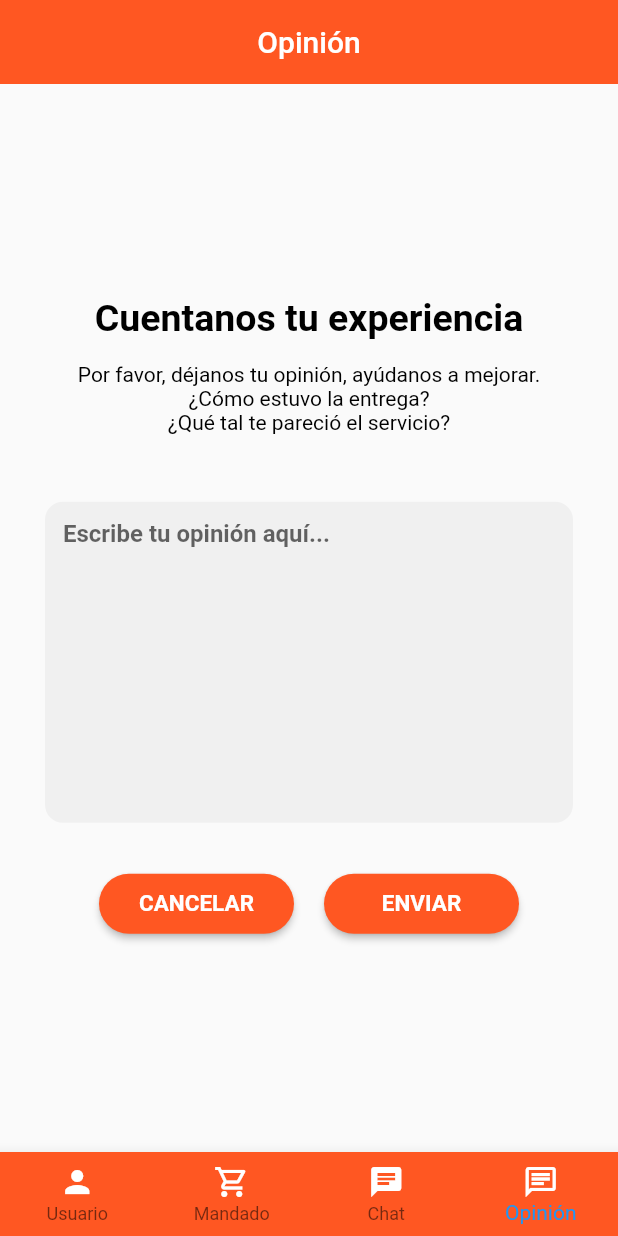
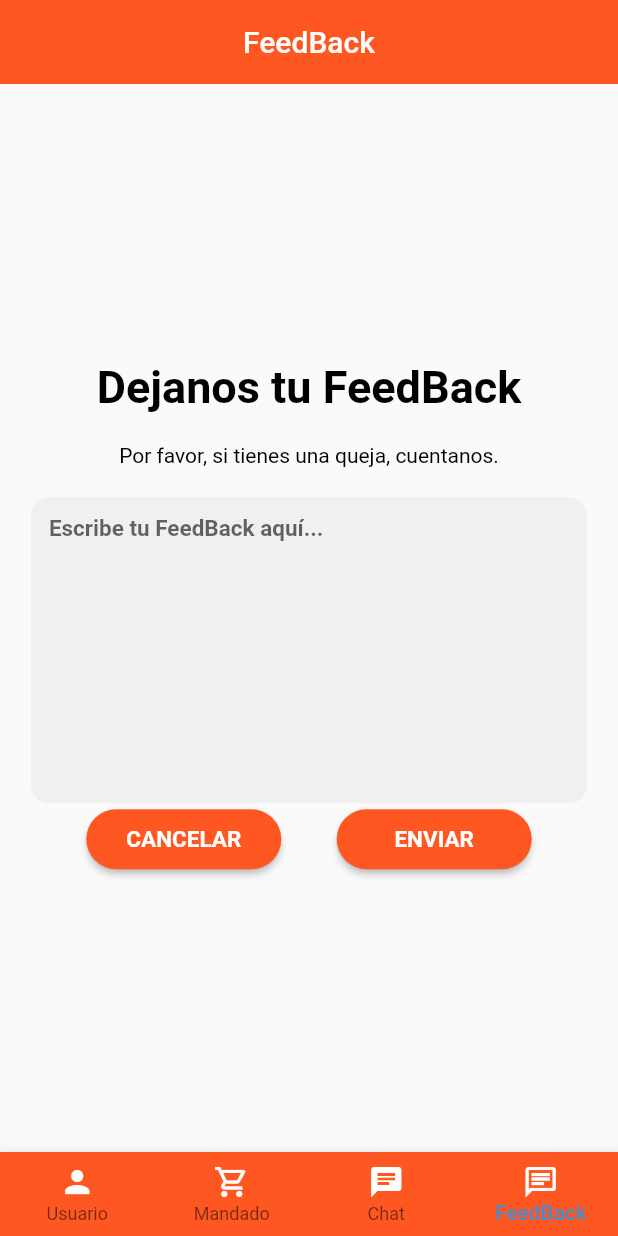
Before and after one commit to KevinM97/mandaditosExpressv0.1, a Flutter app: the HomeScreen screen opened by its route, item 4 of the bottom bar chosen, on a phone screen of 412 x 824 dp. Run offline on Flutter 3.47's test engine with Material 2 defaults, Android fonts, the phone set to English and light mode, and no system bars; our stand-ins replace animate_do, bloc, cloud_firestore, dio, equatable, firebase_core and 9 more; missing offline and left inert: cloudinary_public, google_polyline_algorithm; accounts and stored records are empty; network calls fail.

Commit message:
Se añadio las opiniones

```diff
--- a/lib/Screens/home_screen.dart
+++ b/lib/Screens/home_screen.dart
@@ -2,7 +2,6 @@ import 'package:flutter/material.dart';
 import 'package:mandaditos_express/services/services.dart';
 import 'package:mandaditos_express/utils/main_menu.dart';
 import 'package:provider/provider.dart';
-
 
 class HomeScreen extends StatefulWidget {
   const HomeScreen({Key? key}) : super(key: key);
@@ -13,7 +12,7 @@ class HomeScreen extends StatefulWidget {
 
 class _HomeScreenState extends State<HomeScreen> {
   int _selectedIndex = 1;
-  final List<String> _options = ["Usuario", "Mandado", "Chat", "Opinión"];
+  final List<String> _options = ["Usuario", "Mandado", "Chat", "FeedBack"];
   @override
   Widget build(BuildContext context) {
     //final mainProvider = Provider.of<MainProvider>(context, listen: true);
--- a/lib/Screens/login/register.dart
+++ b/lib/Screens/login/register.dart
@@ -1,5 +1,4 @@
 import 'package:flutter/material.dart';
-
 import 'package:mandaditos_express/constants.dart';
 import 'package:mandaditos_express/models/client_model.dart';
 import 'package:mandaditos_express/providers/login_form_provider.dart';
@@ -23,7 +22,6 @@ class _RegisterFormState extends State<RegisterForm> {
   @override
   Widget build(BuildContext context) {
     final loginForm = Provider.of<LoginFormProvider>(context);
-
     return Form(
       key: loginForm.formKey,
       autovalidateMode: AutovalidateMode.onUserInteraction,
@@ -126,6 +124,7 @@ class _RegisterFormState extends State<RegisterForm> {
                           imgCliente: '',
                           nombreCliente: loginForm.name,
                           telefonoCliente: loginForm.phone);
+
                       var resp = clientService.sendToServer(cliente);
                       // ignore: unrelated_type_equality_checks
                       if (resp == 201) {
--- a/lib/Screens/opinion_screen.dart
+++ b/lib/Screens/opinion_screen.dart
@@ -1,5 +1,8 @@
+import 'package:flutter/cupertino.dart';
 import 'package:flutter/material.dart';
 import 'package:mandaditos_express/constants.dart';
+import 'package:mandaditos_express/helpers/helper.dart';
+import 'package:mandaditos_express/services/feedback_service.dart';
 
 class OpinionScreen extends StatefulWidget {
   const OpinionScreen({Key? key}) : super(key: key);
@@ -9,67 +12,65 @@ class OpinionScreen extends StatefulWidget {
 }
 
 class _OpinionScreenState extends State<OpinionScreen> {
+  FeedBackService feedbackservice = FeedBackService();
+  late String feedback = "";
+  @override
+  void initState() {
+    //feedback;
+    super.initState();
+  }
+
   @override
   Widget build(BuildContext context) {
-    return Container(
-      width: MediaQuery.of(context).size.width,
-      height: MediaQuery.of(context).size.height * 1,
-      decoration: const BoxDecoration(
-        shape: BoxShape.rectangle,
-      ),
+    Size size = MediaQuery.of(context).size * 0.9;
+    final textcontro = TextEditingController();
+    return Form(
+      autovalidateMode: AutovalidateMode.onUserInteraction,
+      child: Center(
+        child: SizedBox(
+            width: size.width,
             child: Column(
                 mainAxisSize: MainAxisSize.max,
                 mainAxisAlignment: MainAxisAlignment.center,
                 children: [
-          const Align(
-            child: Text(
-              'Cuentanos tu experiencia',
+                  const Text('Dejanos tu FeedBack',
                       style: TextStyle(
                         color: Colors.black,
-                fontSize: 25,
+                        fontSize: 30,
                         fontWeight: FontWeight.w600,
-              ),
-            ),
-          ),
-          const Padding(
-            padding: EdgeInsetsDirectional.fromSTEB(15, 15, 15, 15),
-            child: Text(
-              'Por favor, déjanos tu opinión, ayúdanos a mejorar.\n¿Cómo estuvo la entrega?\n¿Qué tal te pareció el servicio?',
+                      )),
+                  const SizedBox(height: 20.0),
+                  const Text('Por favor, si tienes una queja, cuentanos.',
                       textAlign: TextAlign.center,
                       style: TextStyle(
                         color: Colors.black,
-              ),
-            ),
-          ),
-          Padding(
-            padding: const EdgeInsetsDirectional.fromSTEB(30, 30, 30, 30),
-            child: TextFormField(
+                      )),
+                  const SizedBox(height: 20.0),
+                  TextFormField(
+                    controller: textcontro,
+                    validator: (value) {
+                      return (value != null && value.isNotEmpty)
+                          ? null
+                          : 'No hay texto';
+                    },
                     decoration: InputDecoration(
-                hintText: 'Escribe tu opinión aquí...',
+                        hintText: 'Escribe tu FeedBack aquí...',
                         enabledBorder: UnderlineInputBorder(
                             borderSide: const BorderSide(
-                      color: Colors.black, width: 0, style: BorderStyle.solid),
-                  borderRadius: BorderRadius.circular(12),
-                ),
-                focusedBorder: UnderlineInputBorder(
-                  borderSide: const BorderSide(
-                      color: Colors.black, width: 0, style: BorderStyle.solid),
-                  borderRadius: BorderRadius.circular(12),
-                ),
-                filled: true,
-              ),
+                                color: Colors.black,
+                                width: 0,
+                                style: BorderStyle.solid),
+                            borderRadius: BorderRadius.circular(12)),
+                        filled: true),
                     style: const TextStyle(
-                fontWeight: FontWeight.w600,
-              ),
+                        fontWeight: FontWeight.w600, fontSize: 15),
                     textAlign: TextAlign.start,
                     maxLines: 10,
-            ),
+                    onChanged: (value) => feedback = value,
                   ),
                   Row(
                     mainAxisSize: MainAxisSize.max,
                     mainAxisAlignment: MainAxisAlignment.spaceEvenly,
-            children: [
-              Row(
                     children: [
                       MaterialButton(
                           color: kBackgroundColor,
@@ -78,7 +79,9 @@ class _OpinionScreenState extends State<OpinionScreen> {
                               borderRadius: BorderRadius.circular(30)),
                           minWidth: 130,
                           height: 40,
-                      onPressed: () {},
+                          onPressed: () {
+                            Navigator.pushReplacementNamed(context, 'home');
+                          },
                           child: const Text(
                             'CANCELAR',
                             textAlign: TextAlign.center,
@@ -87,7 +90,6 @@ class _OpinionScreenState extends State<OpinionScreen> {
                                 color: Colors.white,
                                 fontWeight: FontWeight.bold),
                           )),
-                  const SizedBox(width: 20.0),
                       MaterialButton(
                           color: kBackgroundColor,
                           disabledColor: Colors.grey,
@@ -95,7 +97,22 @@ class _OpinionScreenState extends State<OpinionScreen> {
                               borderRadius: BorderRadius.circular(30)),
                           minWidth: 130,
                           height: 40,
-                      onPressed: () {},
+                          onPressed: () async {
+                            await feedbackservice.create(
+                              feedback,
+                            );
+                            textcontro.clear();
+                            FocusScope.of(context).requestFocus(FocusNode());
+                            showDialog(
+                              context: context,
+                              builder: (context) => const AlertDialog(
+                                title: Text(
+                                  'Su FeedBack ha sido enviando',
+                                  style: TextStyle(fontSize: 15),
+                                ),
+                              ),
+                            );
+                          },
                           child: const Text(
                             'ENVIAR',
                             textAlign: TextAlign.center,
@@ -106,9 +123,7 @@ class _OpinionScreenState extends State<OpinionScreen> {
                           )),
                     ],
                   )
-            ],
-          ),
-        ],
+                ])),
       ),
     );
   }
--- /dev/null
+++ b/lib/models/feedback_model.dart
@@ -0,0 +1,23 @@
+import 'dart:convert';
+
+FeedBack feedBackFromJson(String str) => FeedBack.fromJson(json.decode(str));
+
+String feedBackToJson(FeedBack data) => json.encode(data.toJson());
+
+class FeedBack {
+  FeedBack({
+    required this.feedback,
+  });
+
+  String feedback;
+
+  factory FeedBack.fromJson(Map<String, dynamic> json) => FeedBack(
+        feedback: json["feedback"],
+      );
+  factory FeedBack.created() => FeedBack(
+        feedback: "",
+      );
+  Map<String, dynamic> toJson() => {
+        "feedback": feedback,
+      };
+}
--- a/lib/services/auth_services.dart
+++ b/lib/services/auth_services.dart
@@ -42,6 +42,7 @@ class AuthService extends ChangeNotifier {
 
     final url = Uri.https(
         _baseUrl, '/v1/accounts:signInWithPassword', {'key': _firebaseToken});
+
     final resp = await http.post(url, body: json.encode(authData));
     final Map<String, dynamic> decodedResp = json.decode(resp.body);
 
--- a/lib/services/client_services.dart
+++ b/lib/services/client_services.dart
@@ -1,5 +1,4 @@
 import 'package:cloud_firestore/cloud_firestore.dart';
-import 'package:flutter/material.dart';
 import 'package:mandaditos_express/models/client_model.dart';
 
 class ClientService {
@@ -7,7 +6,7 @@ class ClientService {
   Future<Cliente?> getCliente(String email) async {
     Cliente? cliente;
     final QuerySnapshot result = await Future.value(FirebaseFirestore.instance
-        .collection("Cliente")
+        .collection("cliente")
         .where("correo_cliente", isEqualTo: email)
         .get());
     var list = result.docs;
--- /dev/null
+++ b/lib/services/feedback_service.dart
@@ -0,0 +1,14 @@
+import 'package:cloud_firestore/cloud_firestore.dart';
+
+class FeedBackService {
+  Future<void> create(String feedback) async {
+    try {
+      await FirebaseFirestore.instance.collection('feedback').add({
+        'feedback': feedback,
+      });
+    } catch (e) {
+      // ignore: avoid_print
+      print(e);
+    }
+  }
+}
--- a/lib/utils/main_menu.dart
+++ b/lib/utils/main_menu.dart
@@ -12,7 +12,7 @@ List<MenuItem> menuOptions = [
   MenuItem('Usuario', Icons.person),
   MenuItem('Mandado', Icons.shopping_cart_outlined),
   MenuItem('Chat', Icons.chat),
-  MenuItem('Opinión', Icons.chat_outlined),
+  MenuItem('FeedBack', Icons.chat_outlined),
 ];
 
 // ignore: non_constant_identifier_names
--- a/pubspec.yaml
+++ b/pubspec.yaml
@@ -46,6 +46,7 @@ dependencies:
   permission_handler: ^9.0.1
   provider: ^6.0.2
   shared_preferences: ^2.0.13
+  url_launcher: ^6.0.20
 
 dev_dependencies:
   flutter_lints: ^1.0.0
```
Also changed, not shown: lib/Screens/chat_screen.dart (+7 -2 lines), lib/Screens/mandado_screen.dart (+17 -5 lines), lib/Screens/user/usuario_screen.dart (+7 -1 lines), pubspec.lock. Lines whose indentation alone changed are shown as unchanged.
